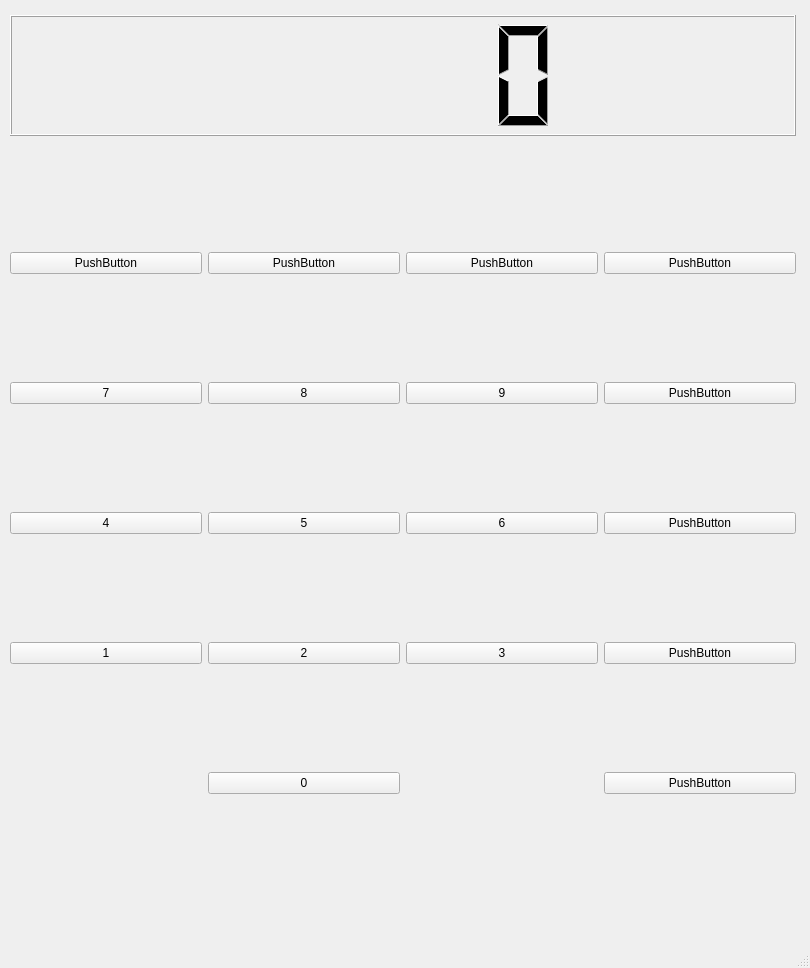
This is MainWindow.ui in Beziu/Calculator as Qt 5 draws it before an edit. The edited form follows.
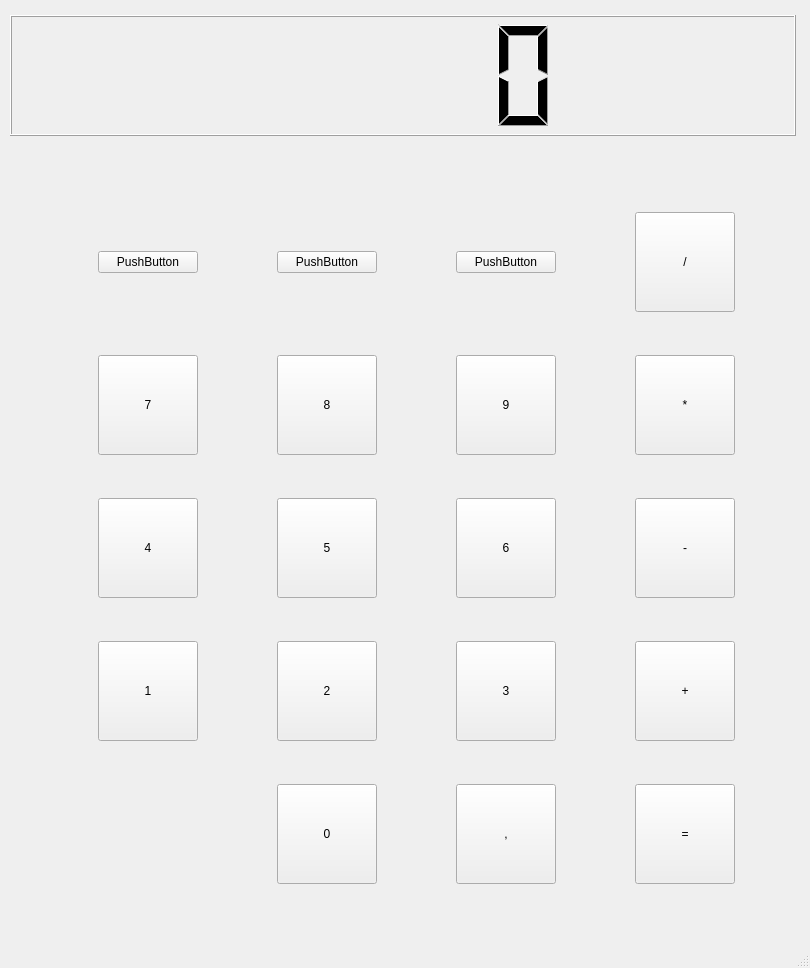
This is the edited form.

Commit message: Btns new positioning

The edit to the form file:
```diff
--- a/MainWindow.ui
+++ b/MainWindow.ui
@@ -27,8 +27,8 @@
    <widget class="QWidget" name="gridLayoutWidget">
     <property name="geometry">
      <rect>
-      <x>10</x>
-      <y>150</y>
+      <x>25</x>
+      <y>175</y>
       <width>786</width>
       <height>746</height>
      </rect>
@@ -36,6 +36,18 @@
     <layout class="QGridLayout" name="gridLayout">
      <item row="1" column="1">
       <widget class="QPushButton" name="pushButton_4">
+       <property name="minimumSize">
+        <size>
+         <width>100</width>
+         <height>100</height>
+        </size>
+       </property>
+       <property name="maximumSize">
+        <size>
+         <width>100</width>
+         <height>100</height>
+        </size>
+       </property>
        <property name="text">
         <string>8</string>
        </property>
@@ -43,20 +55,56 @@
      </item>
      <item row="2" column="1">
       <widget class="QPushButton" name="pushButton_6">
+       <property name="minimumSize">
+        <size>
+         <width>100</width>
+         <height>100</height>
+        </size>
+       </property>
+       <property name="maximumSize">
+        <size>
+         <width>100</width>
+         <height>100</height>
+        </size>
+       </property>
        <property name="text">
         <string>5</string>
        </property>
       </widget>
      </item>
      <item row="3" column="0">
-      <widget class="QPushButton" name="pushButton_3">
+      <widget class="QPushButton" name="btn_1">
+       <property name="minimumSize">
+        <size>
+         <width>100</width>
+         <height>100</height>
+        </size>
+       </property>
+       <property name="maximumSize">
+        <size>
+         <width>100</width>
+         <height>100</height>
+        </size>
+       </property>
        <property name="text">
         <string>1</string>
        </property>
       </widget>
      </item>
      <item row="3" column="1">
-      <widget class="QPushButton" name="pushButton_9">
+      <widget class="QPushButton" name="btn_2">
+       <property name="minimumSize">
+        <size>
+         <width>100</width>
+         <height>100</height>
+        </size>
+       </property>
+       <property name="maximumSize">
+        <size>
+         <width>100</width>
+         <height>100</height>
+        </size>
+       </property>
        <property name="text">
         <string>2</string>
        </property>
@@ -64,6 +112,18 @@
      </item>
      <item row="1" column="0">
       <widget class="QPushButton" name="pushButton">
+       <property name="minimumSize">
+        <size>
+         <width>100</width>
+         <height>100</height>
+        </size>
+       </property>
+       <property name="maximumSize">
+        <size>
+         <width>100</width>
+         <height>100</height>
+        </size>
+       </property>
        <property name="text">
         <string>7</string>
        </property>
@@ -71,13 +131,37 @@
      </item>
      <item row="1" column="3">
       <widget class="QPushButton" name="pushButton_11">
+       <property name="minimumSize">
+        <size>
+         <width>100</width>
+         <height>100</height>
+        </size>
+       </property>
+       <property name="maximumSize">
+        <size>
+         <width>100</width>
+         <height>100</height>
+        </size>
+       </property>
        <property name="text">
-        <string>PushButton</string>
+        <string>*</string>
        </property>
       </widget>
      </item>
      <item row="2" column="2">
       <widget class="QPushButton" name="pushButton_7">
+       <property name="minimumSize">
+        <size>
+         <width>100</width>
+         <height>100</height>
+        </size>
+       </property>
+       <property name="maximumSize">
+        <size>
+         <width>100</width>
+         <height>100</height>
+        </size>
+       </property>
        <property name="text">
         <string>6</string>
        </property>
@@ -85,13 +169,37 @@
      </item>
      <item row="4" column="1">
       <widget class="QPushButton" name="pushButton_10">
+       <property name="minimumSize">
+        <size>
+         <width>100</width>
+         <height>100</height>
+        </size>
+       </property>
+       <property name="maximumSize">
+        <size>
+         <width>100</width>
+         <height>100</height>
+        </size>
+       </property>
        <property name="text">
         <string>0</string>
        </property>
       </widget>
      </item>
      <item row="2" column="0">
-      <widget class="QPushButton" name="pushButton_2">
+      <widget class="QPushButton" name="btn_4">
+       <property name="minimumSize">
+        <size>
+         <width>100</width>
+         <height>100</height>
+        </size>
+       </property>
+       <property name="maximumSize">
+        <size>
+         <width>100</width>
+         <height>100</height>
+        </size>
+       </property>
        <property name="text">
         <string>4</string>
        </property>
@@ -99,13 +207,37 @@
      </item>
      <item row="1" column="2">
       <widget class="QPushButton" name="pushButton_5">
+       <property name="minimumSize">
+        <size>
+         <width>100</width>
+         <height>100</height>
+        </size>
+       </property>
+       <property name="maximumSize">
+        <size>
+         <width>100</width>
+         <height>100</height>
+        </size>
+       </property>
        <property name="text">
         <string>9</string>
        </property>
       </widget>
      </item>
      <item row="3" column="2">
-      <widget class="QPushButton" name="pushButton_8">
+      <widget class="QPushButton" name="btn_3">
+       <property name="minimumSize">
+        <size>
+         <width>100</width>
+         <height>100</height>
+        </size>
+       </property>
+       <property name="maximumSize">
+        <size>
+         <width>100</width>
+         <height>100</height>
+        </size>
+       </property>
        <property name="text">
         <string>3</string>
        </property>
@@ -134,29 +266,96 @@
      </item>
      <item row="0" column="3">
       <widget class="QPushButton" name="pushButton_15">
+       <property name="minimumSize">
+        <size>
+         <width>100</width>
+         <height>100</height>
+        </size>
+       </property>
+       <property name="maximumSize">
+        <size>
+         <width>100</width>
+         <height>100</height>
+        </size>
+       </property>
        <property name="text">
-        <string>PushButton</string>
+        <string>/</string>
        </property>
       </widget>
      </item>
      <item row="2" column="3">
       <widget class="QPushButton" name="pushButton_16">
+       <property name="minimumSize">
+        <size>
+         <width>100</width>
+         <height>100</height>
+        </size>
+       </property>
+       <property name="maximumSize">
+        <size>
+         <width>100</width>
+         <height>100</height>
+        </size>
+       </property>
        <property name="text">
-        <string>PushButton</string>
+        <string>-</string>
        </property>
       </widget>
      </item>
      <item row="3" column="3">
       <widget class="QPushButton" name="pushButton_17">
+       <property name="minimumSize">
+        <size>
+         <width>100</width>
+         <height>100</height>
+        </size>
+       </property>
+       <property name="maximumSize">
+        <size>
+         <width>100</width>
+         <height>100</height>
+        </size>
+       </property>
        <property name="text">
-        <string>PushButton</string>
+        <string>+</string>
        </property>
       </widget>
      </item>
      <item row="4" column="3">
       <widget class="QPushButton" name="pushButton_18">
+       <property name="minimumSize">
+        <size>
+         <width>100</width>
+         <height>100</height>
+        </size>
+       </property>
+       <property name="maximumSize">
+        <size>
+         <width>100</width>
+         <height>100</height>
+        </size>
+       </property>
        <property name="text">
-        <string>PushButton</string>
+        <string>=</string>
+       </property>
+      </widget>
+     </item>
+     <item row="4" column="2">
+      <widget class="QPushButton" name="pushButton_19">
+       <property name="minimumSize">
+        <size>
+         <width>100</width>
+         <height>100</height>
+        </size>
+       </property>
+       <property name="maximumSize">
+        <size>
+         <width>100</width>
+         <height>100</height>
+        </size>
+       </property>
+       <property name="text">
+        <string>,</string>
        </property>
       </widget>
      </item>
```
The commit also changes 1 other file.
